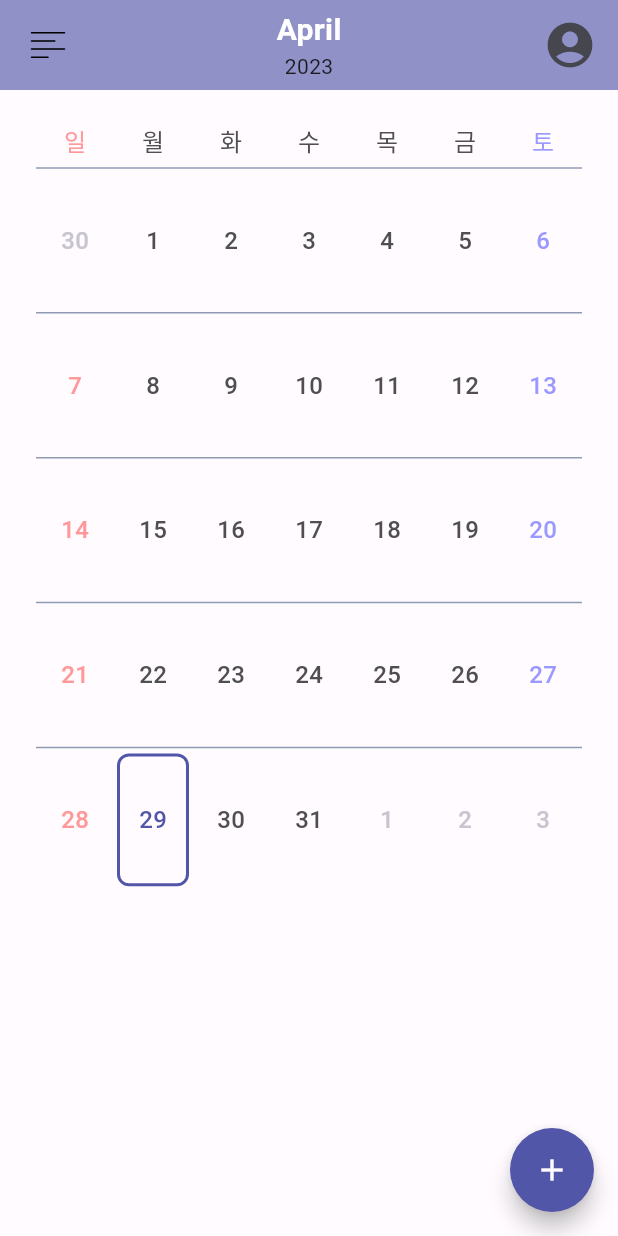
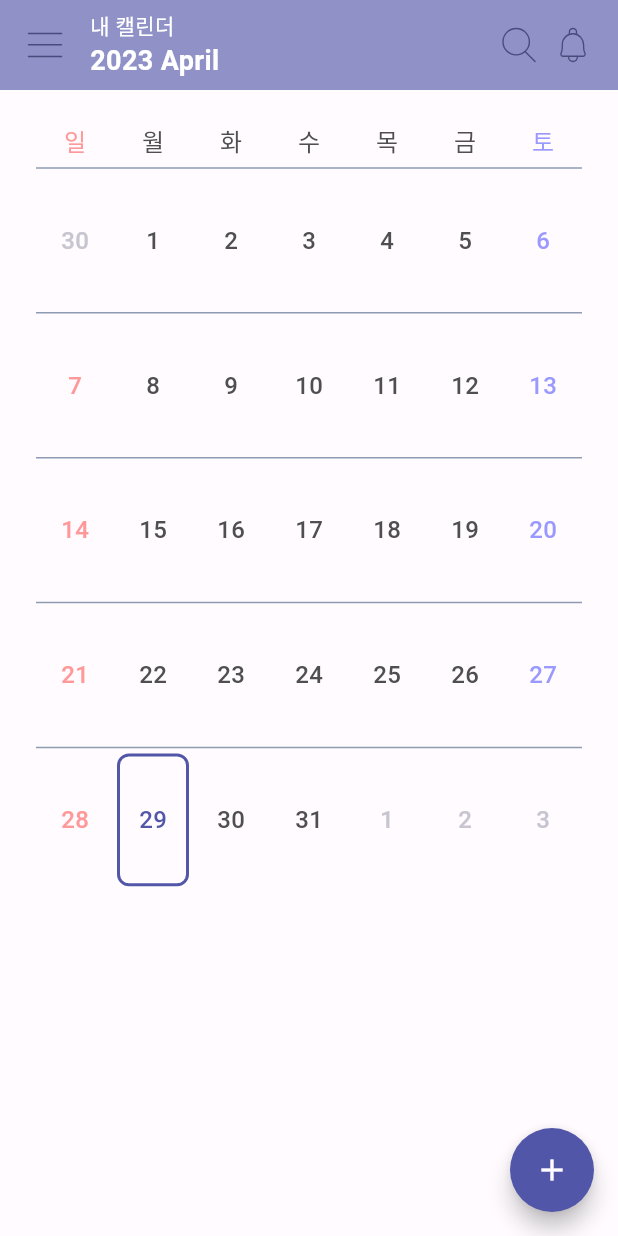
Before and after one commit to Daryu-Kim/plancation-flutter, a Flutter app: the HomeCalendarComponent screen opened directly, on a phone screen of 412 x 824 dp. Run offline on Flutter 3.47's test engine with Material 2 defaults, Android fonts, the phone set to English and light mode, and no system bars; drawn by our look-alikes of flutter_speed_dial, table_calendar; our stand-ins replace calendar_timeline, cloud_firestore, curved_navigation_bar, firebase_auth, firebase_core, firebase_storage and 10 more; missing offline and left inert: word_break_text; accounts and stored records are empty; network calls fail; Roboto replaces fonts that are missing (Pretendard).

Commit message:
2023-05-29 18:50 AI Bug Fix & Calendar AppBar Refactor and ReDesign

```diff
--- a/lib/components/todo_new/todo_new.dart
+++ b/lib/components/todo_new/todo_new.dart
@@ -57,12 +57,12 @@ class _TodoFormState extends State<TodoForm> {
   }
 
   //등록 버튼을 눌렀을 때
-  // submitTodo(context) {
-  //   StoreManage()
-  //       .createTodo(selectedStartDate!, selectedEndDate!, todoTitle, member,
-  //           selectedAlert)
-  //       .then((value) => Navigator.pop(context));
-  // }
+  submitTodo(context) {
+    // StoreManage()
+    //     .createTodo(selectedStartDate!, selectedEndDate!, todoTitle, member,
+    //         selectedAlert)
+    //     .then((value) => Navigator.pop(context));
+  }
 
   @override
   Widget build(BuildContext context) {
--- a/lib/pages/ai_form/ai_form.dart
+++ b/lib/pages/ai_form/ai_form.dart
@@ -1,6 +1,7 @@
 import 'package:flutter/cupertino.dart';
 import 'package:flutter/material.dart';
 import 'package:intl/intl.dart';
+import 'package:numberpicker/numberpicker.dart';
 import 'package:plancation/modules/another.dart';
 import 'package:plancation/pages/ai_form/ai_result.dart';
 
@@ -101,7 +102,16 @@ class _AIFormPageState extends State<AIFormPage> {
                             showCupertinoModalPopup(
                               context: context,
                               builder: (BuildContext context) {
-                                return SizedBox(
+                                return Container(
+                                  width: double.infinity,
+                                  decoration: BoxDecoration(
+                                    color: Theme.of(context).colorScheme.background,
+                                    borderRadius: BorderRadius.only(
+                                      topLeft: Radius.circular(8),
+                                      topRight: Radius.circular(8),
+                                    )
+
+                                  ),
                                   height: 300,
                                   child: CupertinoDatePicker(
                                     backgroundColor: Theme.of(context)
--- a/lib/pages/ai_form/ai_loading.dart
+++ b/lib/pages/ai_form/ai_loading.dart
@@ -5,7 +5,7 @@ import 'package:plancation/styles/app_bar_style.dart';
 import 'package:plancation/styles/body_style.dart';
 import 'package:http/http.dart' as http;
 
-const apiKey = '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';
+const apiKey = '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';
 const apiUrl = 'https://api.openai.com/v1/completions';
 
 Future<String> generateText(String prompt) async {
--- a/lib/pages/ai_form/ai_result.dart
+++ b/lib/pages/ai_form/ai_result.dart
@@ -133,7 +133,7 @@ class AIResultPageState extends State<AIResultPage> {
                           fontWeight: FontWeight.bold,
                         ),
                       ),
-                    ],
+                    ] else ...[
                       Container(
                         width: double.infinity,
                         padding: const EdgeInsets.all(10),
@@ -152,14 +152,14 @@ class AIResultPageState extends State<AIResultPage> {
                                 color: Theme.of(context).colorScheme.tertiary,
                                 width: 1),
                           ),
-                        // borderRadius: BorderRadius.circular(5),
+                          borderRadius: BorderRadius.circular(5),
                         ),
                         child: Row(
                           crossAxisAlignment: CrossAxisAlignment.start,
                           children: [
                             const SizedBox(height: 10),
                             Text(
-                            '${startTime.startsWith('12') ? "오후 $startTime" : "오전 $startTime"} - \n ${endTime.startsWith('12') ? "오후 $endTime" : "오전 $endTime"}',
+                              '${double.parse(startTime.substring(0, 2)) > 12 ? "오후 ${(double.parse(startTime.substring(0, 2))-12).floor().toString().padLeft(2, '0')}${startTime.substring(2)}" : "오전 $startTime"} - \n ${endTime.startsWith('12') ? "오후 $endTime" : "오전 $endTime"}',
                               style: const TextStyle(
                                 fontSize: 16,
                                 fontWeight: FontWeight.bold,
@@ -174,7 +174,9 @@ class AIResultPageState extends State<AIResultPage> {
                             ),
                           ],
                         ),
-                    ),
+                      )
+                    ]
+                    ,
                   ],
                 ),
               ),
--- a/lib/pages/home_calendar/home_calendar.dart
+++ b/lib/pages/home_calendar/home_calendar.dart
@@ -3,6 +3,7 @@ import 'package:flutter/material.dart';
 import 'package:flutter_speed_dial/flutter_speed_dial.dart';
 import 'package:flutter_svg/flutter_svg.dart';
 import 'package:logger/logger.dart';
+import 'package:plancation/components/todo_new/todo_new.dart';
 import 'package:plancation/pages/home_calendar/home_calendar.style.dart';
 import 'package:table_calendar/table_calendar.dart';
 
@@ -34,31 +35,64 @@ class HomeCalendarState extends State<HomeCalendarComponent> {
             child: Container(
               height: 60,
               color: Theme.of(context).colorScheme.secondary,
-              padding: const EdgeInsets.symmetric(horizontal: 8),
+              padding: const EdgeInsets.symmetric(horizontal: 16),
               child: Row(
                 crossAxisAlignment: CrossAxisAlignment.center,
                 mainAxisAlignment: MainAxisAlignment.spaceBetween,
                 children: [
-                  IconButton(
-                      onPressed: () {},
-                      iconSize: 36,
-                      padding: const EdgeInsets.all(0),
-                      icon: SvgPicture.asset(
-                        'assets/svgs/menu_icon.svg',
-                      )),
-                  Column(
-                    mainAxisAlignment: MainAxisAlignment.center,
-                    crossAxisAlignment: CrossAxisAlignment.center,
-                    children: const [
-                      Text('April', style: containerTitleTextStyle),
-                      Text('2023'),
+                  Row(
+                    children: [
+                      InkWell(
+                        onTap: () {},
+                        child: Container(
+                          width: 28,
+                          height: 28,
+                          alignment: AlignmentDirectional.center,
+                          child: SvgPicture.asset(
+                            'assets/svgs/menu_icon.svg',
+                            width: 24,
+                          ),
+                        ),
+                      ),
+                      const SizedBox(width: 16),
+                      const Column(
+                        mainAxisAlignment: MainAxisAlignment.center,
+                        crossAxisAlignment: CrossAxisAlignment.start,
+                        children: [
+                          Text("내 캘린더", style: TextStyle(fontWeight: FontWeight.w500, color: Colors.white, fontSize: 14)),
+                          Text('2023 April', style: containerTitleTextStyle),
+                        ],
+                      ),
                     ],
                   ),
-                  IconButton(
-                    onPressed: () {},
-                    iconSize: 36,
-                    padding: const EdgeInsets.all(0),
-                    icon: const Icon(Icons.account_circle),
+                  Row(
+                    children: [
+                      InkWell(
+                        onTap: () {},
+                        child: Container(
+                          width: 28,
+                          height: 28,
+                          alignment: AlignmentDirectional.center,
+                          child: SvgPicture.asset(
+                            'assets/svgs/search_icon.svg',
+                            width: 24,
+                          ),
+                        ),
+                      ),
+                      const SizedBox(width: 8),
+                      InkWell(
+                        onTap: () {},
+                        child: Container(
+                          width: 28,
+                          height: 28,
+                          alignment: AlignmentDirectional.center,
+                          child: SvgPicture.asset(
+                            'assets/svgs/alert_icon.svg',
+                            width: 24,
+                          ),
+                        ),
+                      ),
+                    ],
                   ),
                 ],
               ),
@@ -147,7 +181,7 @@ class HomeCalendarState extends State<HomeCalendarComponent> {
                 'assets/svgs/todo_add.svg',
                 color: Theme.of(context).colorScheme.surface,
               ),
-              onTap: () => Logger().d("할일 추가 클릭됨."),
+              onTap: () => showModalBottomSheet(context: context, builder: (context) => const TodoForm()),
             ),
             SpeedDialChild(
               shape: const CircleBorder(),
--- a/lib/pages/home_calendar/home_calendar.style.dart
+++ b/lib/pages/home_calendar/home_calendar.style.dart
@@ -54,7 +54,7 @@ class CalendarStyleSheet {
 
 
 const containerTitleTextStyle = TextStyle(
-    fontSize: 20,
+    fontSize: 18,
     color: CupertinoColors.white,
     fontWeight: FontWeight.w600
 
--- a/pubspec.yaml
+++ b/pubspec.yaml
@@ -59,6 +59,7 @@ dependencies:
   flutter_keyboard_size: ^1.0.1
   calendar_timeline: ^1.1.2
   scroll_date_picker: ^3.7.1
+  numberpicker: ^2.1.2
 
 dev_dependencies:
   flutter_test:
```
Also changed, not shown: assets/svgs/alert_icon.svg (added), assets/svgs/menu_icon.svg, assets/svgs/search_icon.svg (added), lib/generated/assets.dart (added), pubspec.lock, 1 other file. Lines whose indentation alone changed are shown as unchanged.
